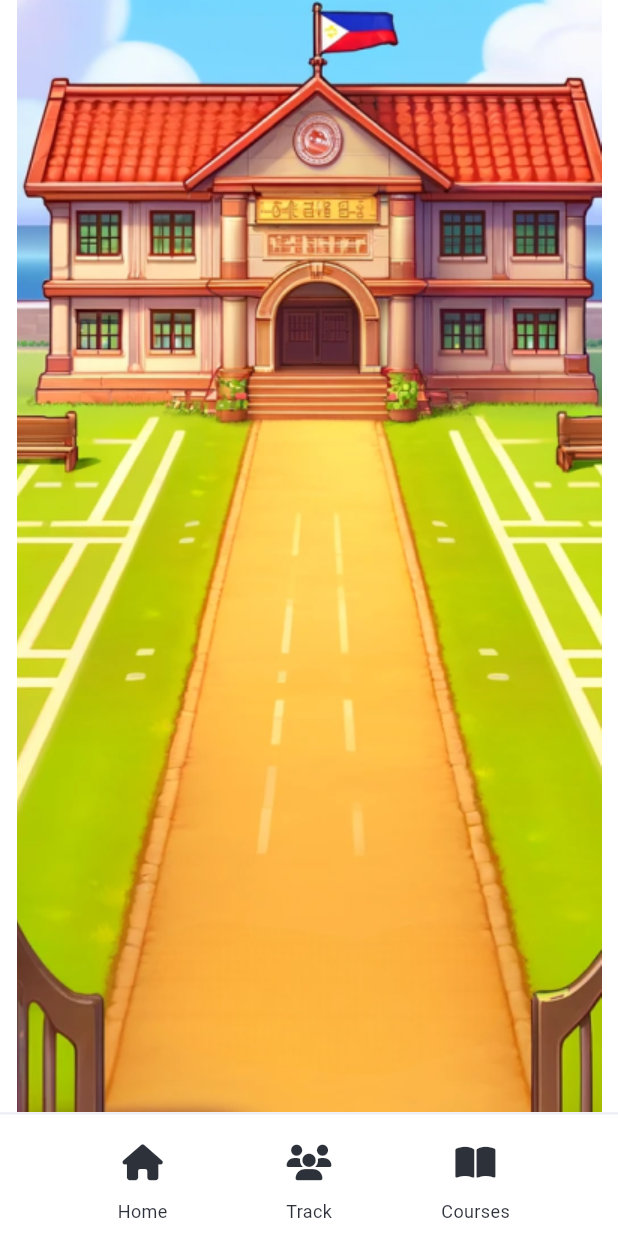
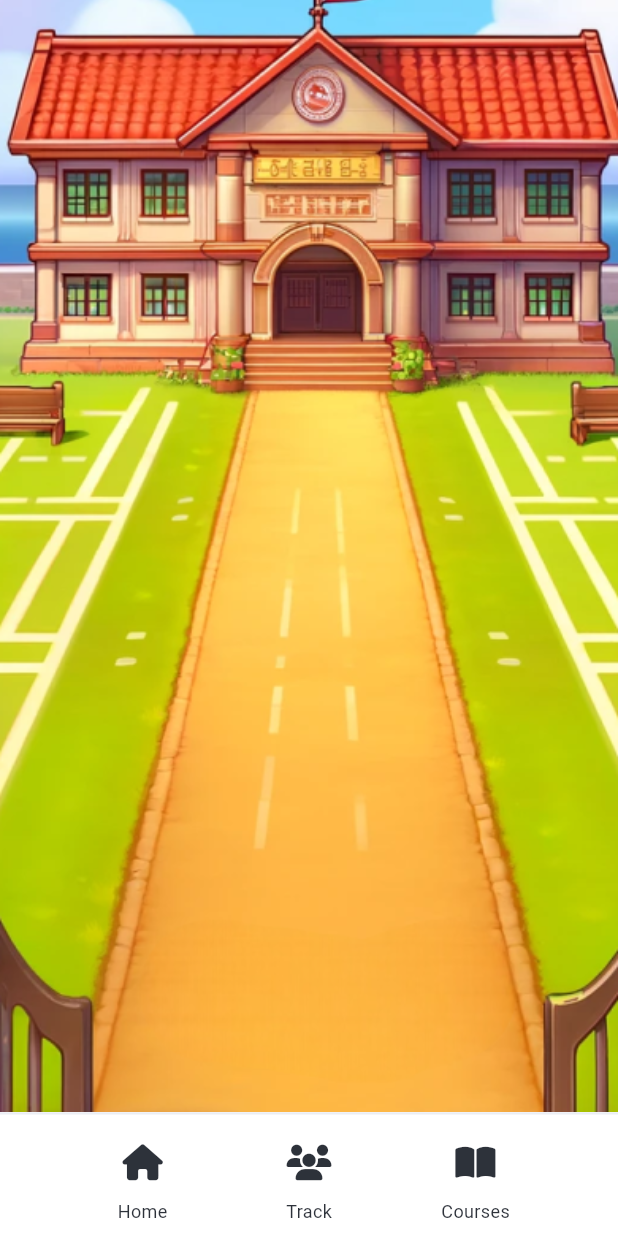
Before and after one commit to SiegfredLorelle/edugaite, a Flutter app: the TrackPage screen opened by its route, on a phone screen of 412 x 824 dp. Run offline on Flutter 3.47's test engine with Material 3 defaults, Android fonts, the phone set to English and light mode, and no system bars; our stand-ins replace carousel_slider, firebase_auth, firebase_core, font_awesome_flutter; missing offline and left inert: flame; accounts and stored records are empty; Roboto replaces fonts that are missing (Lexend).

Commit message:
Prevent image from scrolling

```diff
--- a/lib/screens/track.dart
+++ b/lib/screens/track.dart
@@ -2,31 +2,27 @@ import 'package:flutter/material.dart';
 import 'package:font_awesome_flutter/font_awesome_flutter.dart';
 
 import '../widgets/nav-footer.dart';
-
-
 
 class TrackPage extends StatelessWidget {
   const TrackPage({super.key});
 
   @override
   Widget build(BuildContext context) {
-    return const Scaffold(
+    return Scaffold(
       body: Column(
         children: [
           Expanded(
-            child: SingleChildScrollView(
             child: TrackPageBody(),
-            ),
           ),
           const NavFooter(),
         ],
-      ),        );
+      ),
+    );
   }
 }
 
 class TrackPageHeader extends StatelessWidget {
   const TrackPageHeader({super.key});
-
 
   @override
   Widget build(BuildContext context) {
@@ -36,8 +32,7 @@ class TrackPageHeader extends StatelessWidget {
       padding: const EdgeInsets.fromLTRB(16.0, 20.0, 16.0, 8.0),
       child: Row(
         mainAxisAlignment: MainAxisAlignment.end,
-        children: [
-        ],
+        children: [],
       ),
     );
   }
@@ -48,40 +43,21 @@ class TrackPageBody extends StatelessWidget {
 
   @override
   Widget build(BuildContext context) {
-
-    return SingleChildScrollView(
-      child: Container(
-        child: Column(
-          children: <Widget>[
-            Stack(
+    return Container(
+      width: MediaQuery.of(context).size.width,
+      // height: MediaQuery.of(context).size.height,
+      child: Stack(
         alignment: Alignment.center,
         children: <Widget>[
           // Bottom image
           Image.asset(
             'assets/images/track/background-2.png',
+            width: MediaQuery.of(context).size.width,
+            height: MediaQuery.of(context).size.height,
+            fit: BoxFit.cover,
           ),
-                // Top image
+          // Add other widgets on top of the image here
         ],
-            ),
-            // const Image(image: AssetImage('assets/images/home-hero.png')),
-
-            // Container(
-            //   color: Colors.white70,
-            //   padding: const EdgeInsets.fromLTRB(8.0, 8.0, 8.0, 8.0),
-            //   child: const Text(
-            //     "TRACK PAGE",
-            //     textAlign: TextAlign.center,
-            //     style: TextStyle(
-            //       fontSize: 32.0,
-            //       color: Color.fromRGBO(13, 18, 28, 0.867),
-            //       fontFamily: "Lexend",
-            //       fontWeight: FontWeight.bold,
-            //     ),
-            //   ),
-            // ),
-
-          ],
-        ),
       ),
     );
   }
```
Lines whose indentation alone changed are shown as unchanged.
